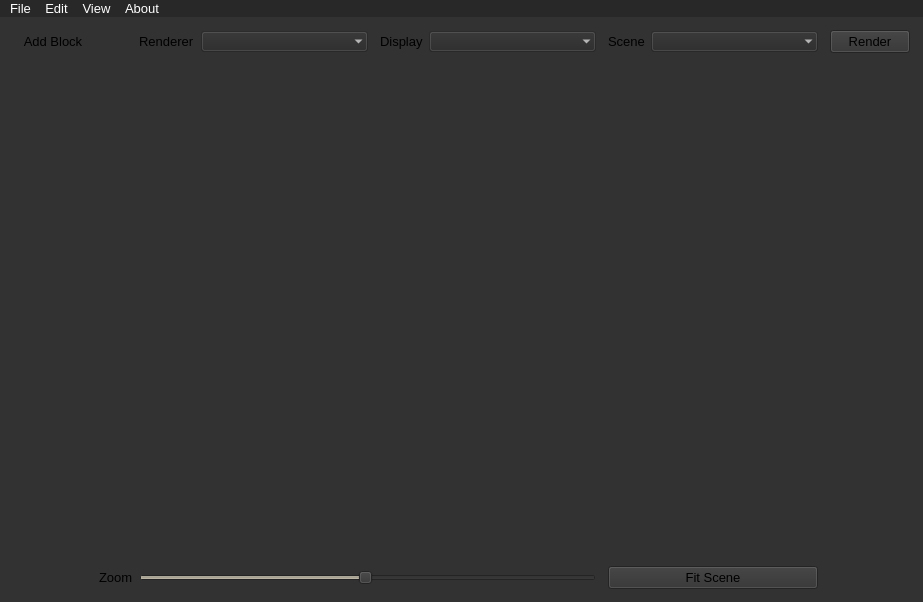
luisbarrancos/shrimp, file src/application-qt4/application_window.ui: the form before one commit.
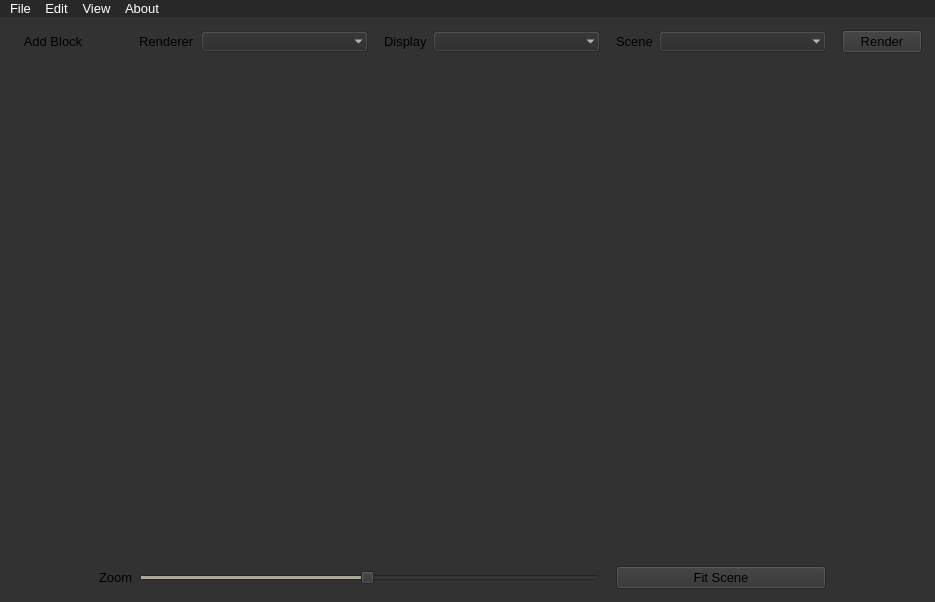
The form after the commit.

```diff
--- a/src/application-qt4/application_window.ui
+++ b/src/application-qt4/application_window.ui
@@ -6,7 +6,7 @@
    <rect>
     <x>0</x>
     <y>0</y>
-    <width>893</width>
+    <width>935</width>
     <height>602</height>
    </rect>
   </property>
@@ -527,6 +527,12 @@
         <property name="orientation">
          <enum>Qt::Horizontal</enum>
         </property>
+        <property name="invertedControls">
+         <bool>false</bool>
+        </property>
+        <property name="tickPosition">
+         <enum>QSlider::NoTicks</enum>
+        </property>
        </widget>
       </item>
       <item row="2" column="8" colspan="2">
@@ -700,7 +706,7 @@
     <rect>
      <x>0</x>
      <y>0</y>
-     <width>893</width>
+     <width>935</width>
      <height>17</height>
     </rect>
    </property>
```
